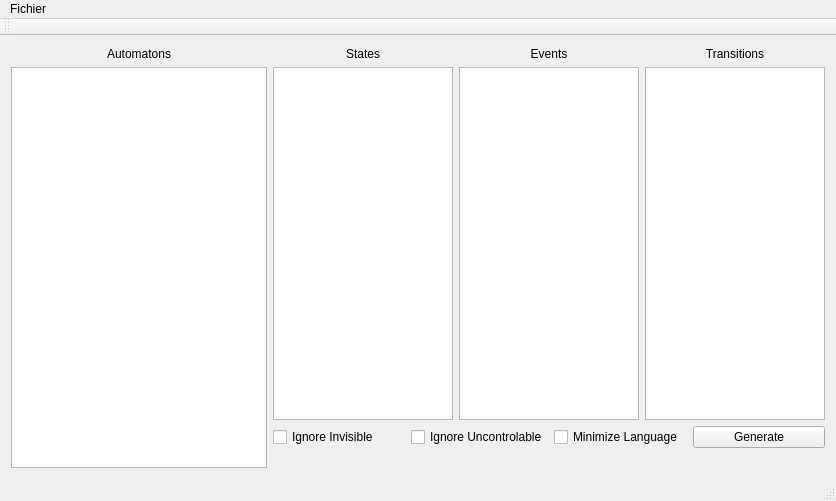
Old version of the form TER_Code/mainwindow.ui in the repository Zelteir/automata-to-regular-language.
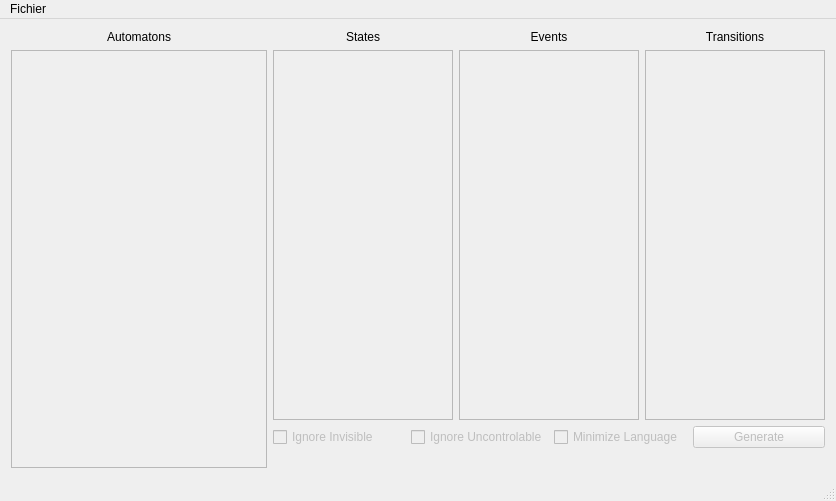
New version of the form.

Commit message: Worked on u ia bit. Creation of the 'type choice' window to choose what kind of file to import.

Patch:
```diff
--- a/TER_Code/mainwindow.ui
+++ b/TER_Code/mainwindow.ui
@@ -28,7 +28,10 @@
        </widget>
       </item>
       <item>
-       <widget class="QListView" name="listView">
+       <widget class="QListView" name="Automatons_list">
+        <property name="enabled">
+         <bool>false</bool>
+        </property>
         <property name="sizePolicy">
          <sizepolicy hsizetype="Fixed" vsizetype="Expanding">
           <horstretch>0</horstretch>
@@ -59,7 +62,11 @@
            </widget>
           </item>
           <item>
-           <widget class="QListView" name="listView_3"/>
+           <widget class="QListView" name="States_list">
+            <property name="enabled">
+             <bool>false</bool>
+            </property>
+           </widget>
           </item>
          </layout>
         </item>
@@ -76,7 +83,11 @@
            </widget>
           </item>
           <item>
-           <widget class="QListView" name="listView_4"/>
+           <widget class="QListView" name="Events_list">
+            <property name="enabled">
+             <bool>false</bool>
+            </property>
+           </widget>
           </item>
          </layout>
         </item>
@@ -93,7 +104,11 @@
            </widget>
           </item>
           <item>
-           <widget class="QListView" name="listView_2"/>
+           <widget class="QListView" name="Transitions_list">
+            <property name="enabled">
+             <bool>false</bool>
+            </property>
+           </widget>
           </item>
          </layout>
         </item>
@@ -102,28 +117,40 @@
       <item>
        <layout class="QHBoxLayout" name="horizontalLayout_3">
         <item>
-         <widget class="QCheckBox" name="checkBox">
+         <widget class="QCheckBox" name="Ignore_Invisible_check">
+          <property name="enabled">
+           <bool>false</bool>
+          </property>
           <property name="text">
            <string>Ignore Invisible</string>
           </property>
          </widget>
         </item>
         <item>
-         <widget class="QCheckBox" name="checkBox_2">
+         <widget class="QCheckBox" name="Ignore_Uncontrolable_check">
+          <property name="enabled">
+           <bool>false</bool>
+          </property>
           <property name="text">
            <string>Ignore Uncontrolable</string>
           </property>
          </widget>
         </item>
         <item>
-         <widget class="QCheckBox" name="checkBox_3">
+         <widget class="QCheckBox" name="Minimize_Language_check">
+          <property name="enabled">
+           <bool>false</bool>
+          </property>
           <property name="text">
            <string>Minimize Language</string>
           </property>
          </widget>
         </item>
         <item>
-         <widget class="QPushButton" name="pushButton">
+         <widget class="QPushButton" name="Generate_Button">
+          <property name="enabled">
+           <bool>false</bool>
+          </property>
           <property name="text">
            <string>Generate</string>
           </property>
@@ -165,14 +192,6 @@
    </widget>
    <addaction name="menuFichier"/>
   </widget>
-  <widget class="QToolBar" name="mainToolBar">
-   <attribute name="toolBarArea">
-    <enum>TopToolBarArea</enum>
-   </attribute>
-   <attribute name="toolBarBreak">
-    <bool>true</bool>
-   </attribute>
-  </widget>
   <widget class="QStatusBar" name="statusBar"/>
   <action name="actionNew">
    <property name="text">
```
Left out of the diff: 48 changed lines with no effect on the pictures. The commit also changes 6 other files.
